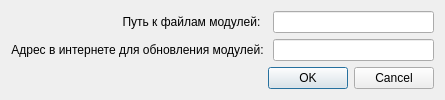
Old version of the form src/mkview/ui/settings.ui in the repository alex-krutikov/MkStudio.
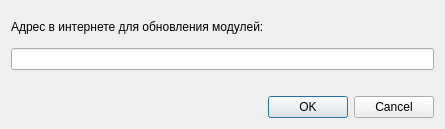
New version of the form.

Commit message: MKView: Доработка настроек и пути хранения файлов.

The edit to the form file:
```diff
--- a/src/mkview/ui/settings.ui
+++ b/src/mkview/ui/settings.ui
@@ -7,7 +7,7 @@
     <x>0</x>
     <y>0</y>
     <width>445</width>
-    <height>95</height>
+    <height>129</height>
    </rect>
   </property>
   <property name="windowTitle">
@@ -15,27 +15,6 @@
   </property>
   <layout class="QVBoxLayout" name="verticalLayout">
    <item>
-    <layout class="QGridLayout" name="gridLayout">
-     <item row="0" column="0">
-      <widget class="QLabel" name="label">
-       <property name="font">
-        <font>
-         <weight>50</weight>
-         <bold>false</bold>
-        </font>
-       </property>
-       <property name="text">
-        <string>Путь к файлам модулей:  </string>
-       </property>
-       <property name="alignment">
-        <set>Qt::AlignRight|Qt::AlignTrailing|Qt::AlignVCenter</set>
-       </property>
-      </widget>
-     </item>
-     <item row="0" column="1">
-      <widget class="QLineEdit" name="lineEdit"/>
-     </item>
-     <item row="1" column="0">
       <widget class="QLabel" name="label_2">
        <property name="font">
         <font>
@@ -47,14 +26,28 @@
         <string>Адрес в интернете для обновления модулей: </string>
        </property>
        <property name="alignment">
-        <set>Qt::AlignRight|Qt::AlignTrailing|Qt::AlignVCenter</set>
+      <set>Qt::AlignLeading|Qt::AlignLeft|Qt::AlignVCenter</set>
        </property>
       </widget>
      </item>
-     <item row="1" column="1">
-      <widget class="QLineEdit" name="lineEdit_2"/>
-     </item>
-    </layout>
+   <item>
+    <widget class="QLineEdit" name="le_update_url"/>
+   </item>
+   <item>
+    <spacer name="verticalSpacer">
+     <property name="orientation">
+      <enum>Qt::Vertical</enum>
+     </property>
+     <property name="sizeType">
+      <enum>QSizePolicy::Fixed</enum>
+     </property>
+     <property name="sizeHint" stdset="0">
+      <size>
+       <width>20</width>
+       <height>20</height>
+      </size>
+     </property>
+    </spacer>
    </item>
    <item>
     <widget class="QDialogButtonBox" name="buttonBox">
```
Lines whose indentation alone changed are shown as unchanged. The commit also changes 2 other files.
